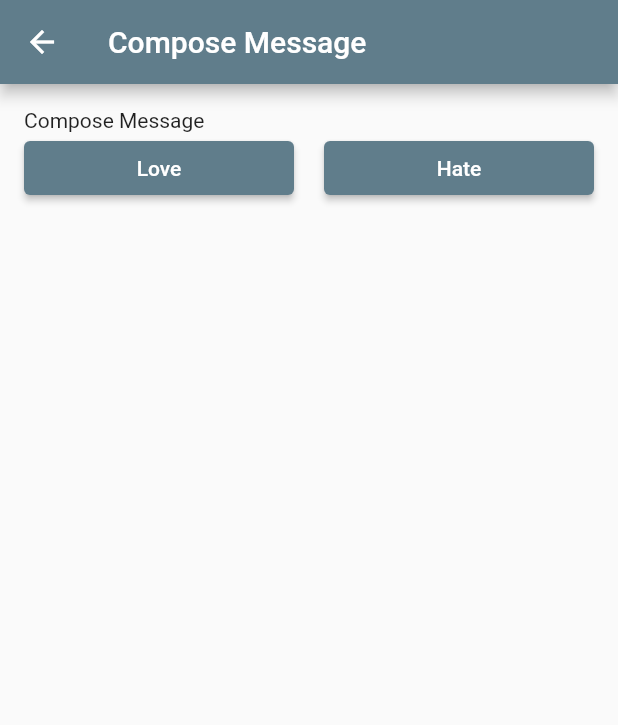
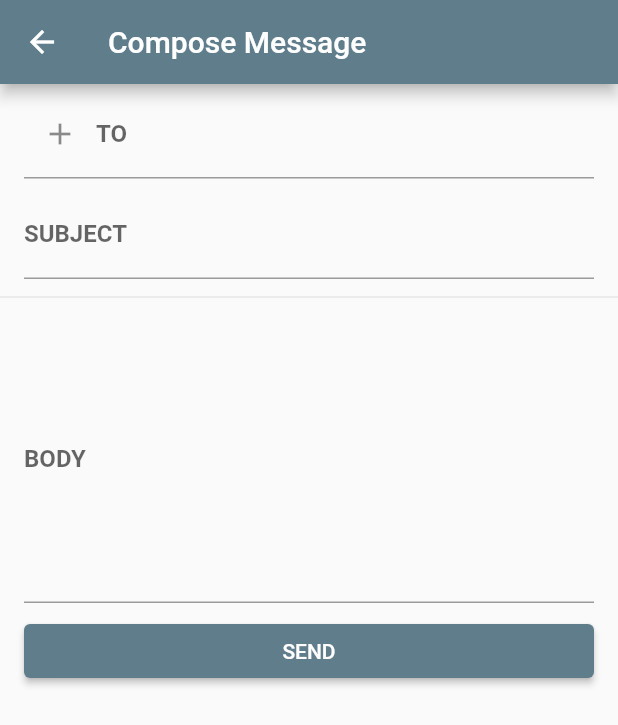
Before and after one commit to ShareghYusefi/Email-Client-Application, a Flutter app: the screen it shows after launch, after a tap on the "add" icon, on a phone screen of 412 x 824 dp. Shown: the top 725 px of the screen. Run offline on Flutter 3.47's test engine with Material 2 defaults, Android fonts, the phone set to English and light mode, and no system bars; network calls fail.

Commit message:
Simple Compose Form

```diff
--- a/lib/ComposeButton.dart
+++ b/lib/ComposeButton.dart
@@ -1,19 +1,31 @@
 import 'package:flutter/material.dart';
+import 'package:flutter_email_client_app/Message.dart';
 import 'package:flutter_email_client_app/MessageCompose.dart';
 
 class ComposeButton extends StatelessWidget {
+  List<Message> messages;
+  ComposeButton(this.messages);
+
   @override
   Widget build(BuildContext context) {
     return FloatingActionButton(
       child: Icon(Icons.add),
       onPressed: () async {
         // Navigator returns a future
-        String intention = await Navigator.push(
+        Message message = await Navigator.push(
             context,
             MaterialPageRoute(
-                builder: (BuildContext context) => MessageCompose()));
+                builder: (BuildContext context) => MessageCompose())
+        );
         // Show message when future string data is completed and returned
-        ScaffoldMessenger.of(context).showSnackBar(SnackBar(content: Text("Your Message has been sent with $intention"), backgroundColor: Colors.green,));
+        if (message != null) {
+          messages.add(message);
+          ScaffoldMessenger.of(context).showSnackBar(
+              SnackBar(
+                content: Text("Your Message has been sent"),
+                backgroundColor: Colors.green,)
+          );
+        }
       },
     );
   }
--- a/lib/MessageCompose.dart
+++ b/lib/MessageCompose.dart
@@ -1,42 +1,73 @@
 import 'package:flutter/material.dart';
+import 'package:flutter_email_client_app/Message.dart';
 
-class MessageCompose extends StatelessWidget {
+class MessageCompose extends StatefulWidget {
+  @override
+  _MessageComposeState createState() => _MessageComposeState();
+}
+
+class _MessageComposeState extends State<MessageCompose> {
+  String to = "";
+  String subject = "";
+  String body = "";
+
   @override
   Widget build(BuildContext context) {
     return Scaffold(
       appBar: AppBar(
         title: Text('Compose Message'),
       ),
-      body: Container(
-        padding: EdgeInsets.all(16.0),
+      body: SingleChildScrollView(
         child: Column(
-          crossAxisAlignment: CrossAxisAlignment.start,
-          children: [
-          Text("Compose Message"),
-          Row(
-            mainAxisAlignment: MainAxisAlignment.spaceAround,
+            crossAxisAlignment: CrossAxisAlignment.start,
             children: [
-              Expanded(
-                  child: ElevatedButton(
-                    child: Text('Love'),
-                    onPressed: (){
-                      Navigator.pop(context, "love");
-                    },
-                  )
+              ListTile(
+                title: TextField(
+                  onChanged: (value){
+                    to = value;
+                  },
+                  decoration: InputDecoration(
+                      prefixIcon: Icon(Icons.add),
+                      labelText: 'TO',
+                      labelStyle: TextStyle(fontWeight: FontWeight.bold)
+                  ),
+                ),
               ),
-              Container(width: 20.0,),
-              Expanded(
-                  child: ElevatedButton(
-                    child: Text('Hate'),
-                    onPressed: (){
-                      Navigator.pop(context, "hate");
-                    },
-                  )
+              ListTile(
+                title: TextField(
+                  onChanged: (value){
+                    subject = value;
+                  },
+                  decoration: InputDecoration(
+                      labelText: 'SUBJECT',
+                      labelStyle: TextStyle(fontWeight: FontWeight.bold)
+                  ),
+                ),
               ),
-              ],
+              Divider(),
+              ListTile(
+                title: TextField(
+                  onChanged: (value){
+                    body = value;
+                  },
+                  decoration: InputDecoration(
+                    labelText: 'BODY',
+                    labelStyle: TextStyle(fontWeight: FontWeight.bold)
+                  ),
+                  maxLines: 8,
+                ),
+              ),
+              ListTile(
+                title: ElevatedButton(
+                  child: Text('SEND'),
+                  onPressed: () {
+                    Message message = Message(subject, body);
+                    Navigator.pop(context, message);
+                  },
+                ),
+              )
+            ],
           ),
-        ],
-        ),
       ),
     );
   }
--- a/lib/MessageList.dart
+++ b/lib/MessageList.dart
@@ -1,6 +1,5 @@
 import 'package:flutter/material.dart';
 import 'package:flutter_email_client_app/ComposeButton.dart';
-import 'package:flutter_email_client_app/MessageCompose.dart';
 import 'package:flutter_email_client_app/MessageDetail.dart';
 import 'Message.dart';
 
@@ -15,13 +14,20 @@ class MessageList extends StatefulWidget {
 }
 
 class _MessageListState extends State<MessageList> {
-  late Future<List<Message>> messages;
+  late Future<List<Message>> future;
+  late List<Message> messages = [];
 
   @override
   void initState() {
-    messages = Message.browse();
     super.initState();
+    fetch();
   }
+
+  void fetch() async {
+    future = Message.browse();
+    messages = await future;
+  }
+
   @override
   Widget build(BuildContext context) {
     return Scaffold(
@@ -30,8 +36,8 @@ class _MessageListState extends State<MessageList> {
         actions: [
           IconButton(
               icon: Icon(Icons.refresh),
-              onPressed: (){
-                var _messages = Message.browse();
+              onPressed: () async {
+                var _messages = await Message.browse();
 
                 setState(() {
                   messages = _messages;
@@ -40,7 +46,7 @@ class _MessageListState extends State<MessageList> {
         ],
       ),
       body: FutureBuilder(
-        future: messages, //Data source
+        future: future, //Data source
         builder: (BuildContext context, AsyncSnapshot<dynamic> snapshot) {
           switch(snapshot.connectionState) {
             case ConnectionState.none:
@@ -73,7 +79,7 @@ class _MessageListState extends State<MessageList> {
         },
 
       ),
-      floatingActionButton: ComposeButton()
+      floatingActionButton: ComposeButton(messages)
     );
   }
 }
```
